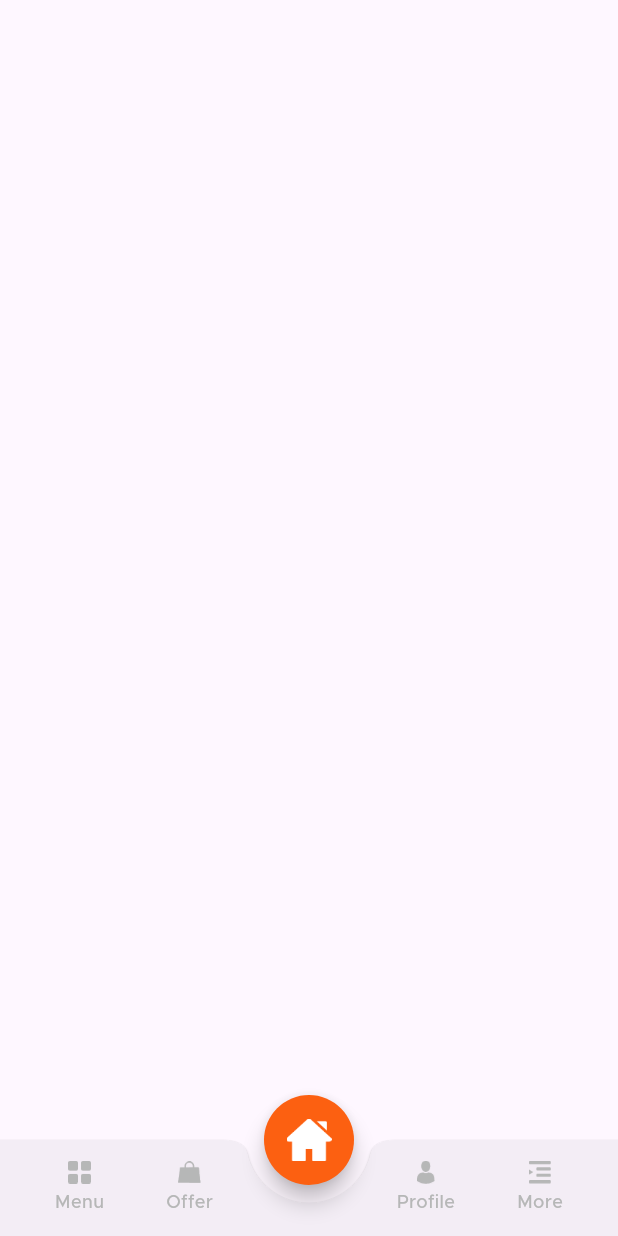
After one commit to PradipKhandare/Food-Delivery-App-Flutter, a Flutter app: the MainTabView screen opened directly, on a phone screen of 412 x 824 dp. The commit adds this screen. Run offline on Flutter 3.47's test engine with Material 3 defaults, Android fonts, the phone set to English and light mode, and no system bars; missing offline and left inert: otp_pin_field.

Commit message:
Tab bar added

```diff
--- /dev/null
+++ b/lib/common_widget/tab_button.dart
@@ -0,0 +1,43 @@
+import 'package:flutter/material.dart';
+
+import '../common/color_extensions.dart';
+
+class TabButton extends StatelessWidget {
+
+  final VoidCallback onTap;
+  final String title;
+  final bool isSelect;
+  final String icon;
+
+  const TabButton(
+      {super.key, required this.onTap, required this.title, required this.isSelect, required this.icon});
+
+  @override
+  Widget build(BuildContext context) {
+    return InkWell(
+      onTap: onTap,
+      child: Column(
+        crossAxisAlignment: CrossAxisAlignment.center,
+        mainAxisSize: MainAxisSize.min,
+        children: [
+          Image.asset(
+            icon,
+            width: 15,
+            height: 15,
+            color: isSelect? TColor.primary : TColor.placeholder,
+          ),
+          const SizedBox(
+            height: 4,
+          ),
+          Text(
+            title,
+            style: TextStyle(
+                color: isSelect? TColor.primary : TColor.placeholder,
+                fontSize: 12,
+                fontWeight: FontWeight.w500),
+          )
+        ],
+      ),
+    );
+  }
+}
--- a/lib/main.dart
+++ b/lib/main.dart
@@ -17,7 +17,7 @@ class MyApp extends StatelessWidget {
       theme: ThemeData(
         fontFamily: "Metropolis",
         colorScheme: ColorScheme.fromSeed(seedColor: Colors.deepPurple),
-        useMaterial3: true,
+       // useMaterial3: true,
       ),
       home: const StartupView(),
     );
--- /dev/null
+++ b/lib/view/home/home_view.dart
@@ -0,0 +1,17 @@
+import 'package:flutter/material.dart';
+
+class HomeView extends StatefulWidget {
+  const HomeView({super.key});
+
+  @override
+  State<HomeView> createState() => _HomeViewState();
+}
+
+class _HomeViewState extends State<HomeView> {
+  @override
+  Widget build(BuildContext context) {
+    return Scaffold(
+
+    );
+  }
+}
--- /dev/null
+++ b/lib/view/main_tableview/main_tabview.dart
@@ -0,0 +1,128 @@
+import 'package:flutter/material.dart';
+import 'package:food_delivery/common/color_extensions.dart';
+import 'package:food_delivery/common_widget/tab_button.dart';
+
+import '../home/home_view.dart';
+
+class MainTabView extends StatefulWidget {
+  const MainTabView({super.key});
+
+  @override
+  State<MainTabView> createState() => _MainTabViewState();
+}
+
+class _MainTabViewState extends State<MainTabView> {
+  int selectTab = 2;
+
+  PageStorageBucket storageBucket = PageStorageBucket();
+  Widget selectPageView = const HomeView();
+
+  @override
+  Widget build(BuildContext context) {
+    return Scaffold(
+      body: PageStorage(bucket: storageBucket, child: selectPageView),
+     // backgroundColor: const Color(0xfff5f5f5),
+      floatingActionButtonLocation:
+          FloatingActionButtonLocation.miniCenterDocked,
+      floatingActionButton: SizedBox(
+        width: 60,
+        height: 60,
+        child: FloatingActionButton(
+          onPressed: () {
+            if (selectTab != 2) {
+              selectTab = 2;
+              selectPageView = const HomeView();
+            }
+            if (mounted) {
+              setState(() {});
+            }
+          },
+          shape: const CircleBorder(),
+          backgroundColor: selectTab == 2 ? TColor.primary : TColor.placeholder,
+          child: Image.asset(
+            "assets/img/tab_home.png",
+            width: 30,
+            height: 30,
+          ),
+        ),
+      ),
+      bottomNavigationBar: BottomAppBar(
+        surfaceTintColor: Colors.white,
+        shadowColor: Colors.black,
+        elevation: 1,
+        notchMargin: 12,
+        height: 64,
+        shape: const CircularNotchedRectangle(),
+        child: SafeArea(
+          child: Row(
+            mainAxisAlignment: MainAxisAlignment.spaceAround,
+            children: [
+              TabButton(
+                onTap: () {
+                  if (selectTab != 0) {
+                    selectTab = 0;
+                    selectPageView = Container();
+                  }
+                  if (mounted) {
+                    setState(() {});
+                  }
+                },
+                title: "Menu",
+                isSelect: selectTab == 0,
+                icon: 'assets/img/tab_menu.png',
+              ),
+
+              TabButton(
+                onTap: () {
+                  if (selectTab != 1) {
+                    selectTab = 1;
+                    selectPageView = Container();
+                  }
+                  if (mounted) {
+                    setState(() {});
+                  }
+                },
+                title: "Offer",
+                isSelect: selectTab == 1,
+                icon: 'assets/img/tab_offer.png',
+              ),
+
+             const SizedBox(width: 40, height: 40,),
+              TabButton(
+                onTap: () {
+                  if (selectTab != 3) {
+                    selectTab = 3;
+                    selectPageView = Container();
+                  }
+                  if (mounted) {
+                    setState(() {});
+                  }
+                },
+                title: "Profile",
+                isSelect: selectTab == 3,
+                icon: 'assets/img/tab_profile.png',
+              ),
+
+              TabButton(
+                onTap: () {
+                  if (selectTab != 4) {
+                    selectTab = 4;
+                    selectPageView = Container();
+                  }
+                  if (mounted) {
+                    setState(() {});
+                  }
+                },
+                title: "More",
+                isSelect: selectTab == 4,
+                icon: 'assets/img/tab_more.png',
+              ),
+
+
+            ],
+          ),
+        ),
+      ),
+    );
+  }
+}
--- a/lib/view/on_boarding/on_boarding_view.dart
+++ b/lib/view/on_boarding/on_boarding_view.dart
@@ -2,6 +2,8 @@ import 'package:flutter/cupertino.dart';
 import 'package:flutter/material.dart';
 import 'package:food_delivery/common/color_extensions.dart';
 import 'package:food_delivery/common_widget/round_button.dart';
+
+import '../main_tableview/main_tabview.dart';
 
 class OnboardingView extends StatefulWidget {
   const OnboardingView({super.key});
@@ -119,8 +121,7 @@ class _OnboardingViewState extends State<OnboardingView> {
               padding: const EdgeInsets.symmetric(horizontal: 25),
               child: RoundButton(title: "Next", onPressed: () {
                 if (selectPage >= pageArr.length - 1) {
-                  //homepage
-                  print("go home");
+                  Navigator.push(context, MaterialPageRoute(builder: (context)=> const MainTabView()));
                 } else {
                   //Next
                   setState(() {
```
